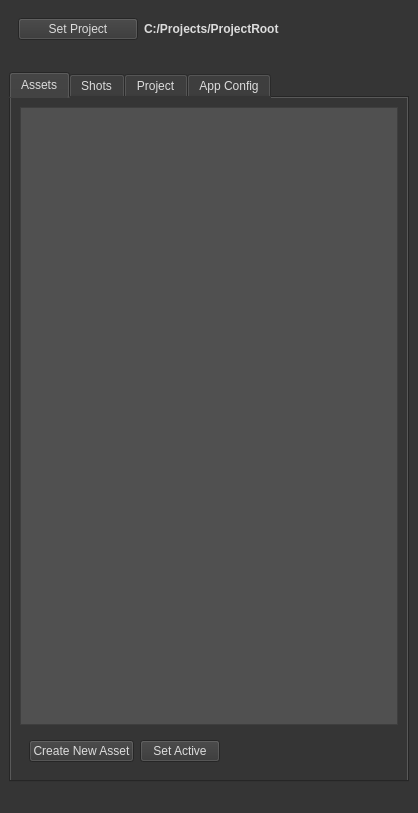
The window that scripts/ui/project_manager.ui (kurzemnieks/re_pipeline) describes before a commit, drawn with Qt 5.
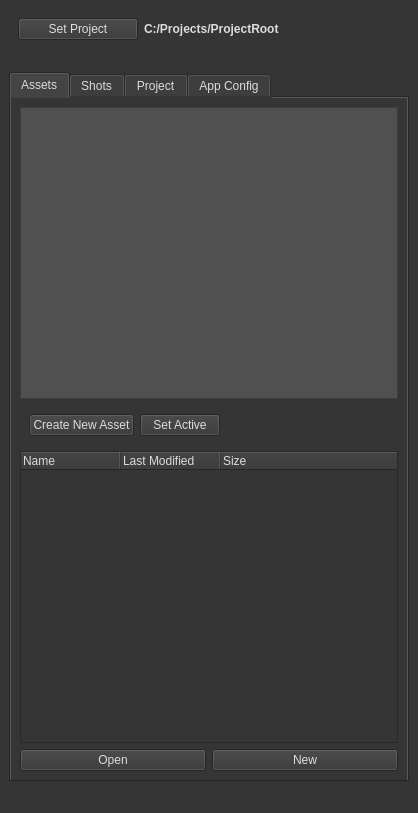
The same window after the commit. The open tabs and pages were chosen to show the change.

Commit message: Python annotations and wip scene file list

The edit to the form file:
```diff
--- a/scripts/ui/project_manager.ui
+++ b/scripts/ui/project_manager.ui
@@ -119,6 +119,8 @@
        </attribute>
        <layout class="QVBoxLayout" name="verticalLayout">
         <item>
+         <layout class="QVBoxLayout" name="assetLayout">
+          <item>
          <widget class="QListWidget" name="assetList">
           <property name="styleSheet">
            <string notr="true">background-color: rgb(80, 80, 80);</string>
@@ -160,6 +162,45 @@
            </item>
           </layout>
          </widget>
+          </item>
+          <item>
+           <widget class="QTreeWidget" name="assetFileList">
+            <column>
+             <property name="text">
+              <string>Name</string>
+             </property>
+            </column>
+            <column>
+             <property name="text">
+              <string>Last Modified</string>
+             </property>
+            </column>
+            <column>
+             <property name="text">
+              <string>Size</string>
+             </property>
+            </column>
+           </widget>
+          </item>
+          <item>
+           <layout class="QHBoxLayout" name="assetFileActionGroup">
+            <item>
+             <widget class="QPushButton" name="openAssetFileButton">
+              <property name="text">
+               <string>Open</string>
+              </property>
+             </widget>
+            </item>
+            <item>
+             <widget class="QPushButton" name="newAssetFileButton">
+              <property name="text">
+               <string>New</string>
+              </property>
+             </widget>
+            </item>
+           </layout>
+          </item>
+         </layout>
         </item>
        </layout>
       </widget>
```
Left out of the diff: 2 changed lines with no effect on the pictures. Lines whose indentation alone changed are shown as unchanged. The commit also changes 4 other files.
